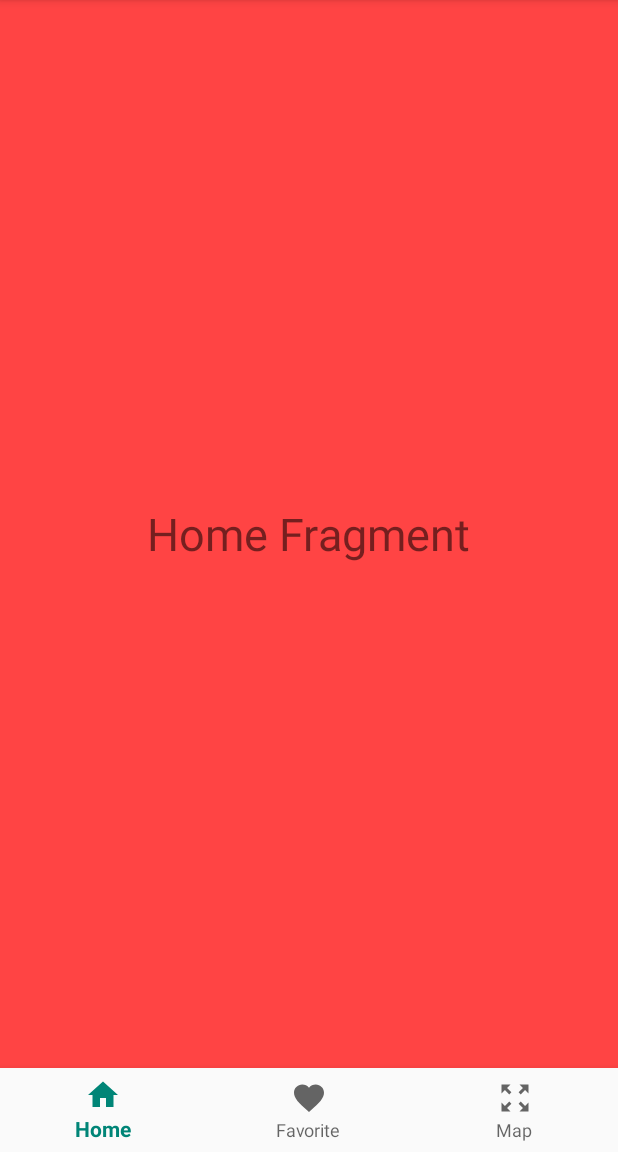
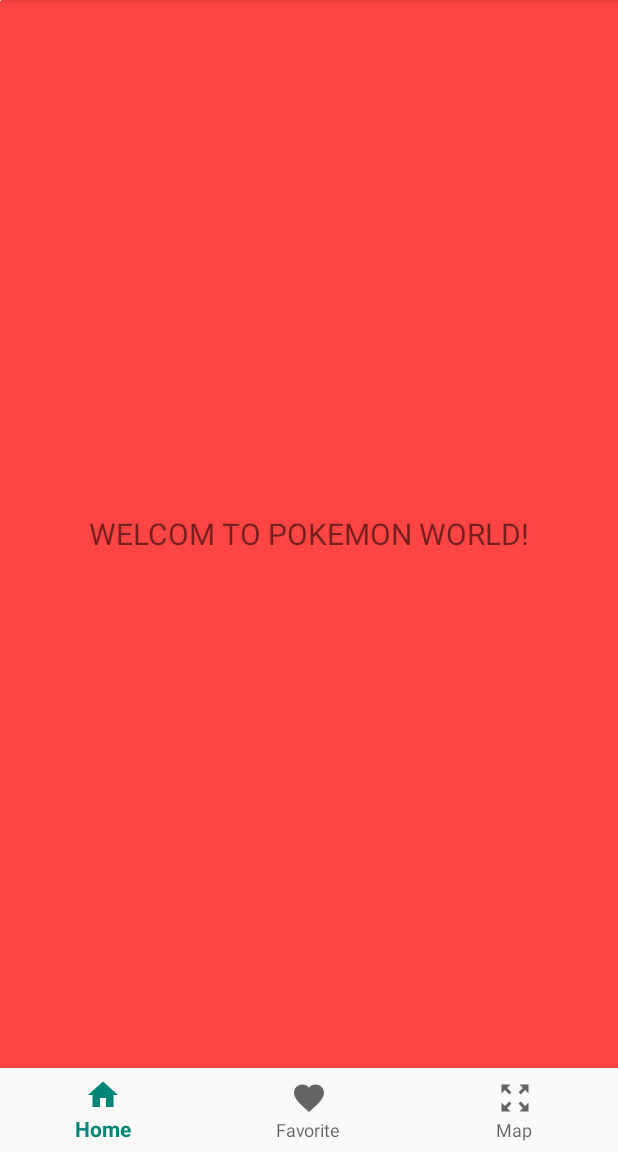
Before and after one commit to Laurariad988/ProjetFinal, an Android app: the screen it shows after launch (MainActivity), on a phone screen of 412 x 824 dp, the part 84-1236 px from its top. Run offline under Robolectric (Android 15) with nearby library versions, the phone set to English and light mode, and no system bars.

Commit message:
Application mobile

```diff
--- a/app/src/main/java/com/example/projertfinall/MapFragment.java
+++ b/app/src/main/java/com/example/projertfinall/MapFragment.java
@@ -1,9 +1,11 @@
 package com.example.projertfinall;
 
 import android.os.Bundle;
+import android.util.Log;
 import android.view.LayoutInflater;
 import android.view.View;
 import android.view.ViewGroup;
+import android.widget.ImageView;
 
 import androidx.annotation.NonNull;
 import androidx.annotation.Nullable;
@@ -18,12 +20,15 @@ import com.google.android.gms.maps.model.CameraPosition;
 import com.google.android.gms.maps.model.LatLng;
 import com.google.android.gms.maps.model.MarkerOptions;
 
+import static android.content.ContentValues.TAG;
+
 
 public class MapFragment extends Fragment implements OnMapReadyCallback {
 
     GoogleMap mGoogleMaps;
     MapView mMapView;
     View mView;
+    private Object ImageView;
 
 
     @Nullable
@@ -49,7 +54,6 @@ public class MapFragment extends Fragment implements OnMapReadyCallback {
             mMapView = (MapView) mView.findViewById(R.id.map);
 
         }
-
     }
 
 
--- a/app/src/main/res/layout/activity_main.xml
+++ b/app/src/main/res/layout/activity_main.xml
@@ -19,6 +19,12 @@
         app:menu="@menu/bottom_navigation"
         android:background="?android:attr/windowBackground"/>
 
+    <androidx.recyclerview.widget.RecyclerView
+        android:id="@+id/recyclerView"
+        android:layout_width="match_parent"
+        android:layout_height="match_parent" />
+
+
 
 
 </RelativeLayout>
--- a/app/src/main/res/layout/fragment_home.xml
+++ b/app/src/main/res/layout/fragment_home.xml
@@ -1,5 +1,6 @@
 <?xml version="1.0" encoding="utf-8"?>
 <RelativeLayout xmlns:android="http://schemas.android.com/apk/res/android"
+    xmlns:app="http://schemas.android.com/apk/res-auto"
     android:layout_width="match_parent"
     android:layout_height="match_parent"
     android:background="@android:color/holo_red_light">
@@ -7,8 +8,14 @@
     <TextView
         android:layout_width="wrap_content"
         android:layout_height="wrap_content"
-        android:text="Home Fragment"
-        android:textSize="30sp"
-        android:layout_centerInParent="true"/>
+        android:layout_centerInParent="true"
+        android:text="WELCOM TO POKEMON WORLD!"
+        android:textSize="20sp" />
+
+    <ImageView
+        android:id="@+id/imageView"
+        android:layout_width="wrap_content"
+        android:layout_height="wrap_content"
+        app:srcCompat="@android:color/background_light" />
 
 </RelativeLayout>
```
Also changed, not shown: app/build.gradle (+6 -1 lines), app/src/main/java/com/example/projertfinall/MainActivity.java (+7 -9 lines), 1 other file.
